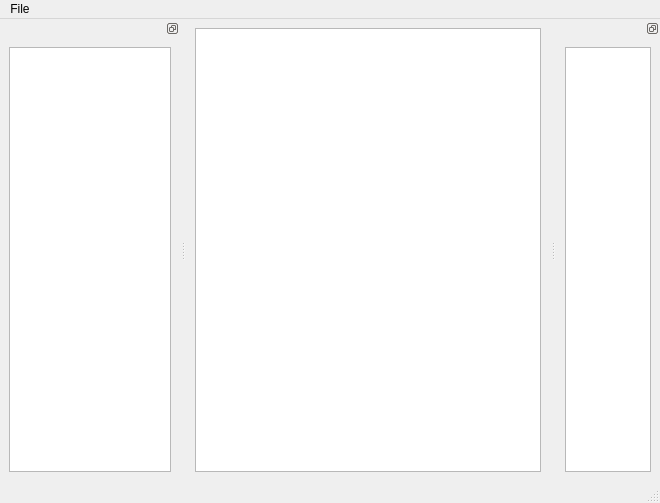
The window that mapped.ui (cosarara/blue-spider) describes before a commit, drawn with Qt 5.
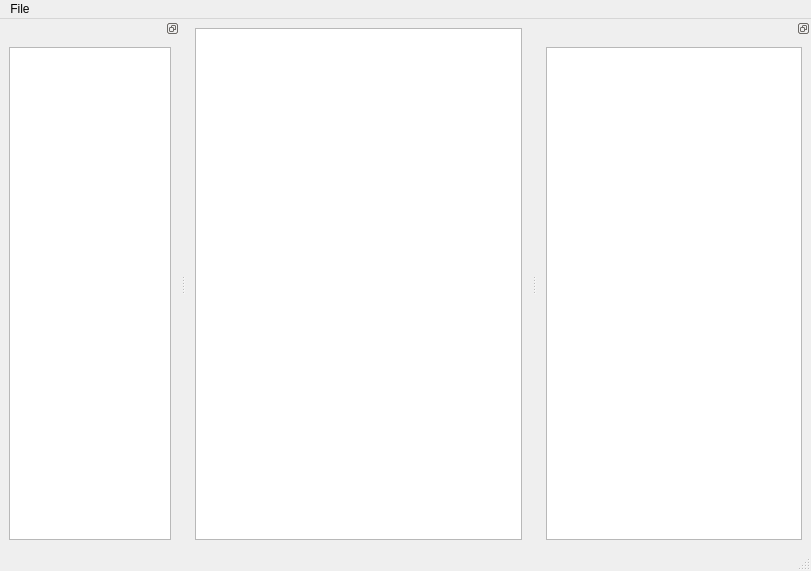
The same window after the commit.

Diff of the .ui file:
```diff
--- a/mapped.ui
+++ b/mapped.ui
@@ -6,8 +6,8 @@
    <rect>
     <x>0</x>
     <y>0</y>
-    <width>660</width>
-    <height>503</height>
+    <width>811</width>
+    <height>571</height>
    </rect>
   </property>
   <property name="sizePolicy">
@@ -31,8 +31,8 @@
     <rect>
      <x>0</x>
      <y>0</y>
-     <width>660</width>
-     <height>22</height>
+     <width>811</width>
+     <height>21</height>
     </rect>
    </property>
    <widget class="QMenu" name="menuFile">
@@ -92,14 +92,20 @@
   </widget>
   <widget class="QDockWidget" name="dockWidget_2">
    <property name="sizePolicy">
-    <sizepolicy hsizetype="Fixed" vsizetype="Preferred">
+    <sizepolicy hsizetype="Minimum" vsizetype="Preferred">
      <horstretch>0</horstretch>
      <verstretch>0</verstretch>
     </sizepolicy>
    </property>
+   <property name="minimumSize">
+    <size>
+     <width>128</width>
+     <height>125</height>
+    </size>
+   </property>
    <property name="maximumSize">
     <size>
-     <width>104</width>
+     <width>500</width>
      <height>524287</height>
     </size>
    </property>
```
